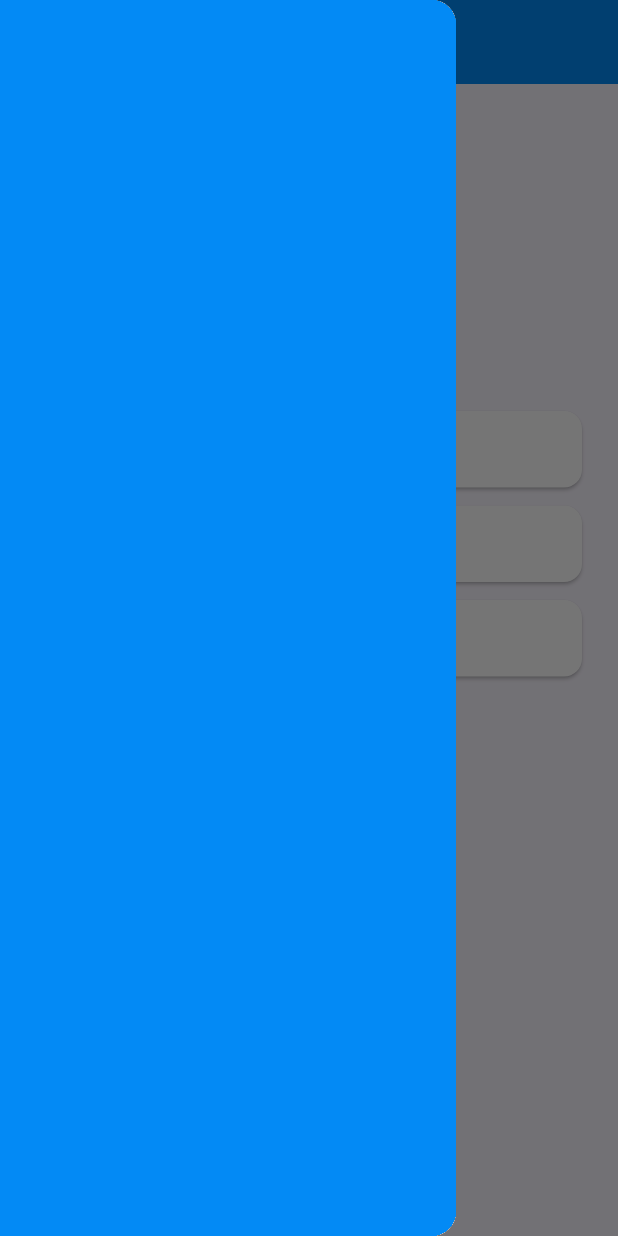
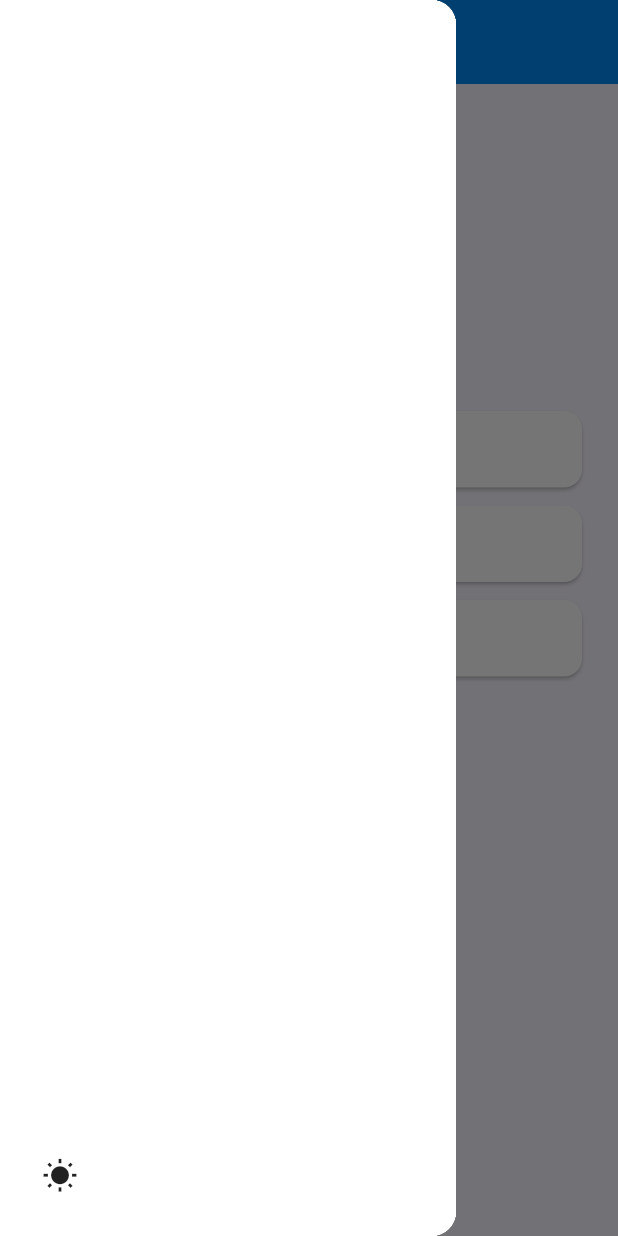
Before and after one commit to jack-rutherford/sailraceiq, a Flutter app: the screen it shows after launch, after a tap on the "menu" icon, on a phone screen of 412 x 824 dp. Run offline on Flutter 3.47's test engine with Material 3 defaults, Android fonts, the phone set to English and light mode, and no system bars.

Commit message:
Light and dark mode button work

```diff
--- a/mobile/lib/main.dart
+++ b/mobile/lib/main.dart
@@ -1,11 +1,20 @@
 import 'package:flutter/material.dart';
 import 'package:mobile/pages/home_page.dart';
+import 'package:mobile/util/helpers.dart';
 import 'package:mobile/util/routes.dart';
 import 'package:mobile/util/themes.dart';
 import 'package:mobile/widgets/build_appbar.dart';
 import 'package:mobile/widgets/default_drawer.dart';
+import 'package:provider/provider.dart';
 
-void main() => runApp(const MainApp());
+void main() {
+  runApp(
+    ChangeNotifierProvider(
+      create: (_) => ThemeNotifier(),
+      child: const MainApp(),
+    ),
+  );
+}
 
 class MainApp extends StatefulWidget {
   const MainApp({super.key});
@@ -17,47 +26,19 @@
 }
 
 class _MainAppState extends State<MainApp> {
-  // PreferredSizeWidget buildAppBar(BuildContext context, String title) {
-  //   final isDark = Theme.of(context).brightness == Brightness.dark;
-  //   final logoPath = isDark
-  //       ? 'assets/sailraceiq_logo_dark.png'
-  //       : 'assets/sailraceiq_logo_light.png';
-
-  //   return AppBar(
-  //     leading: Builder(
-  //       builder: (context) {
-  //         final hasDrawer = Scaffold.maybeOf(context)?.hasDrawer ?? false;
-  //         return hasDrawer
-  //             ? IconButton(
-  //                 icon: const Icon(Icons.menu),
-  //                 onPressed: () => Scaffold.of(context).openDrawer(),
-  //               )
-  //             : const SizedBox();
-  //       },
-  //     ),
-  //     title: SizedBox(
-  //       height: kToolbarHeight * 0.7,
-  //       child: IconButton(
-  //         padding: EdgeInsets.zero,
-  //         onPressed: () => navIfDiff(context, Routes.homePage),
-  //         icon: Image.asset(logoPath, fit: BoxFit.contain),
-  //       ),
-  //     ),
-  //     centerTitle: true,
-  //   );
-  // }
 
   @override
   Widget build(BuildContext context) {
+    final themeNotifier = Provider.of<ThemeNotifier>(context);
     return MaterialApp(
       // title: widget.title,
       theme: AppTheme.light,
       darkTheme: AppTheme.dark,
-      themeMode: ThemeMode.system,
+      themeMode: themeNotifier.themeMode,
       routes: {
         Routes.homePage: (context) => Scaffold(
-              appBar: const BuildAppBar(title: "Home",),
-              drawer: const DefaultDrawer(),
+              appBar: BuildAppBar(title: "Home", onThemeToggle: themeNotifier.toggleTheme),
+              drawer: DefaultDrawer(onThemeToggle: themeNotifier.toggleTheme),
               body: const HomePage(title: "SailraceIQ"),
             ),
         // Routes.scorePage: (context) => ScorePage(),
--- a/mobile/lib/util/helpers.dart
+++ b/mobile/lib/util/helpers.dart
@@ -1,8 +1,19 @@
 import 'package:flutter/material.dart';
 
 void navIfDiff(BuildContext context, String routeName) {
-    final currentRoute = ModalRoute.of(context)?.settings.name;
-    if (currentRoute != routeName) {
-      Navigator.pushNamed(context, routeName);
-    }
+  final currentRoute = ModalRoute.of(context)?.settings.name;
+  if (currentRoute != routeName) {
+    Navigator.pushNamed(context, routeName);
   }
+}
+
+class ThemeNotifier extends ChangeNotifier {
+  ThemeMode _themeMode = ThemeMode.system;
+  ThemeMode get themeMode => _themeMode;
+
+  void toggleTheme() {
+    _themeMode =
+        _themeMode == ThemeMode.light ? ThemeMode.dark : ThemeMode.light;
+    notifyListeners();
+  }
+}
--- a/mobile/lib/widgets/build_appbar.dart
+++ b/mobile/lib/widgets/build_appbar.dart
@@ -6,8 +6,9 @@ import 'package:mobile/widgets/default_drawer.dart';
 class BuildAppBar extends StatelessWidget implements PreferredSizeWidget {
   final String title;
   final Widget? customDrawer;
+  final VoidCallback onThemeToggle;
 
-  const BuildAppBar({super.key, required this.title, this.customDrawer});
+  const BuildAppBar({super.key, required this.title, this.customDrawer, required this.onThemeToggle});
 
   @override
   Widget build(BuildContext context) {
@@ -17,7 +18,7 @@ class BuildAppBar extends StatelessWidget implements PreferredSizeWidget {
         : 'assets/sailraceiq_logo_light.png';
 
     // If no drawer provided, use the default SailRaceIQ drawer
-    final Widget? activeDrawer = customDrawer ?? const DefaultDrawer();
+    final Widget? activeDrawer = customDrawer ?? DefaultDrawer(onThemeToggle: onThemeToggle);
 
     return AppBar(
       leading: Builder(
--- a/mobile/lib/widgets/default_drawer.dart
+++ b/mobile/lib/widgets/default_drawer.dart
@@ -1,16 +1,20 @@
 import 'package:flutter/material.dart';
-import 'package:mobile/util/helpers.dart';
-import 'package:mobile/util/routes.dart';
 
 class DefaultDrawer extends StatelessWidget {
-  const DefaultDrawer({super.key});
+  const DefaultDrawer({super.key, required this.onThemeToggle});
+
+  final VoidCallback onThemeToggle;
 
   @override
   Widget build(BuildContext context) {
     return Drawer(
       child: Container(
-        color: Theme.of(context).colorScheme.primary,
-        child: ListView(
+        color: Theme.of(context).colorScheme.surface,
+        child: Column(
+          mainAxisAlignment: MainAxisAlignment.spaceBetween,
+          children: [
+            ListView(
+              shrinkWrap: true,
               children: [
                 // ListTile(
                 //   onTap: () => navIfDiff(context, Routes.scorePage),
@@ -27,6 +31,24 @@ class DefaultDrawer extends StatelessWidget {
                 // ),
               ],
             ),
+            Padding(
+              padding: const EdgeInsets.only(left: 16.0, bottom: 16.0),
+              child: Row(
+                mainAxisAlignment: MainAxisAlignment.start,
+                children: [
+                  IconButton(
+                    color: Theme.of(context).iconTheme.color,
+                    onPressed: onThemeToggle,
+                    icon: Icon(
+                      Icons.wb_sunny,
+                      size: 24,
+                    ),
+                  ),
+                ],
+              ),
+            ),
+          ],
+        ),
       ),
     );
   }
--- a/mobile/pubspec.yaml
+++ b/mobile/pubspec.yaml
@@ -35,6 +35,7 @@ dependencies:
   # Use with the CupertinoIcons class for iOS style icons.
   cupertino_icons: ^1.0.8
   pausable_timer: ^3.1.0+3
+  provider: ^6.1.5+1
 
 dev_dependencies:
   flutter_test:
```
Lines whose indentation alone changed are shown as unchanged.
